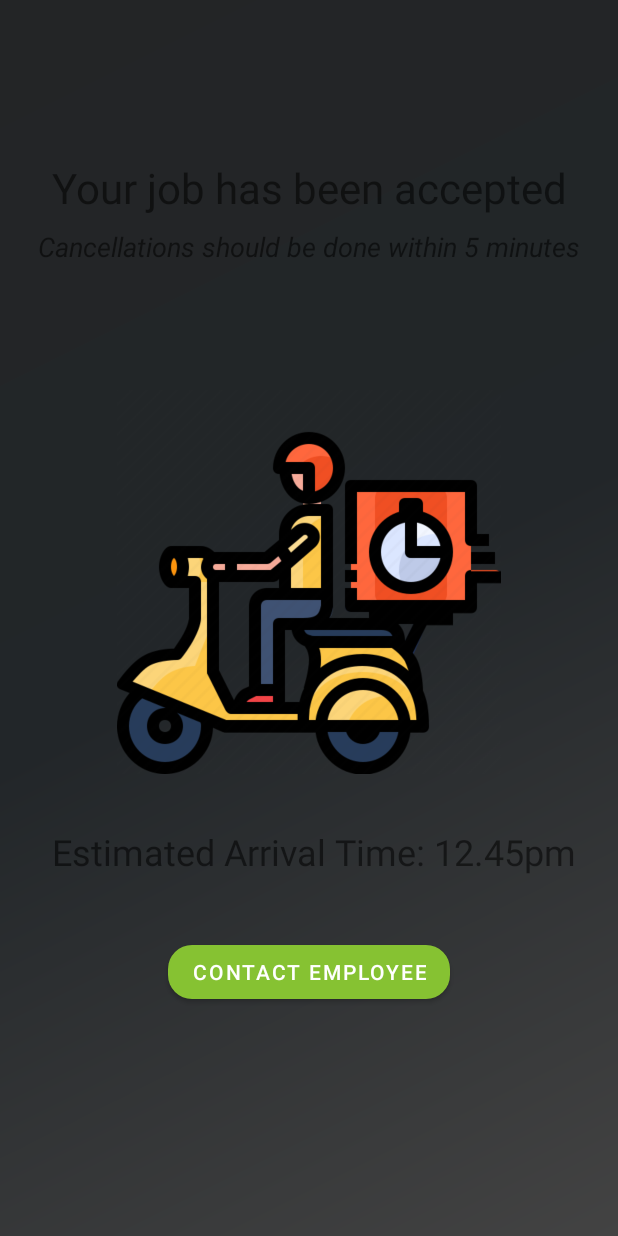
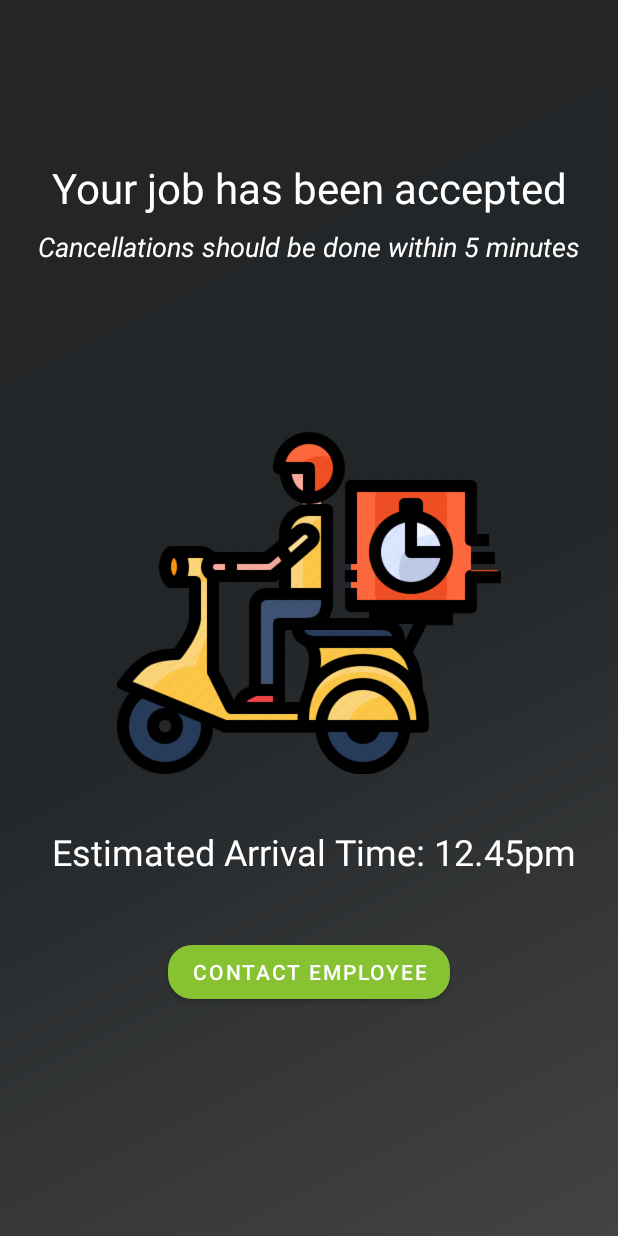
Before and after one commit to Dinith727/Project_Skyline, an Android app: the JobAccepted screen opened directly, with no data from a screen before it, on a phone screen of 412 x 824 dp. Run offline under Robolectric (Android 15) with nearby library versions, the phone set to English and light mode, and no system bars.

Commit message:
Puranjana 28/9/21 2

```diff
--- a/app/src/main/AndroidManifest.xml
+++ b/app/src/main/AndroidManifest.xml
@@ -10,6 +10,7 @@
         android:supportsRtl="true"
         android:theme="@style/Theme.Taskit">
         <activity android:name=".Carpentry"></activity>
+        <activity android:name=".Electrician"></activity>
         <activity android:name=".AssignTask"></activity>
         <activity android:name=".EmpJob"></activity>
         <activity android:name=".JobAccepted"></activity>
--- a/app/src/main/java/com/example/task_it/Carpentry.java
+++ b/app/src/main/java/com/example/task_it/Carpentry.java
@@ -24,7 +24,8 @@ public class Carpentry extends AppCompatActivity {
     @Override
     protected void onCreate(Bundle savedInstanceState) {
         super.onCreate(savedInstanceState);
-        setContentView(R.layout.carpentry);
+        setContentView(R.layout.categorylist);
+
 
         rv = findViewById(R.id.carpList);
         database = FirebaseDatabase.getInstance().getReference("Employee");
@@ -35,7 +36,7 @@ public class Carpentry extends AppCompatActivity {
         carpAd = new com.example.task_it.carpAdapter(this, list);
         rv.setAdapter(carpAd);
 
-        database.addValueEventListener(new ValueEventListener() {
+        database.orderByChild("category").equalTo("carpentry").addValueEventListener(new ValueEventListener() {
             @Override
             public void onDataChange(@NonNull  DataSnapshot snapshot) {
                 for(DataSnapshot dataSnapshot : snapshot.getChildren()){
--- a/app/src/main/java/com/example/task_it/carpProfile.java
+++ b/app/src/main/java/com/example/task_it/carpProfile.java
@@ -33,6 +33,7 @@ public class carpProfile extends AppCompatActivity {
         status = findViewById(R.id.status_carp);
         fee = findViewById(R.id.fee_carp);
         jobs = findViewById(R.id.jobs_carp);
+
 
         DatabaseReference readRef = FirebaseDatabase.getInstance().getReference().child("Employee").child("emp1");
         readRef.addListenerForSingleValueEvent(new ValueEventListener() {
--- a/app/src/main/res/layout/carpenter_row.xml
+++ b/app/src/main/res/layout/carpenter_row.xml
@@ -4,14 +4,14 @@
     android:layout_width="match_parent"
     android:layout_height="wrap_content"
     android:layout_margin="16dp"
-    android:background="#599C9C9C"
+    android:background="#59818080"
     app:cardCornerRadius="8dp"
     app:cardElevation="8dp">
 
     <LinearLayout
         android:layout_width="match_parent"
         android:layout_height="match_parent"
-        android:background="#00FFFFFF"
+        android:background="#7C7C7C"
         android:orientation="vertical">
 
         <TextView
--- a/app/src/main/res/layout/categories.xml
+++ b/app/src/main/res/layout/categories.xml
@@ -81,6 +81,7 @@
             android:layout_marginTop="52dp"
             android:autoText="true"
             android:gravity="center"
+            android:onClick="showCarpentry"
             android:text="@string/btn_carpentry"
             android:textAllCaps="true"
             android:textAppearance="@style/TextAppearance.AppCompat.Large"
@@ -138,6 +139,7 @@
             android:layout_marginTop="356dp"
             android:autoText="true"
             android:gravity="center"
+            android:onClick="showElectrician"
             android:text="@string/btn_electric"
             android:textAllCaps="true"
             android:textAppearance="@style/TextAppearance.AppCompat.Large"
--- a/app/src/main/res/layout/empjob.xml
+++ b/app/src/main/res/layout/empjob.xml
@@ -12,6 +12,7 @@
         android:layout_height="wrap_content"
         android:layout_marginTop="204dp"
         android:text="has a job for you."
+        android:textColor="#FFFFFF"
         android:textSize="24sp"
         app:layout_constraintEnd_toEndOf="parent"
         app:layout_constraintHorizontal_bias="0.5"
@@ -24,6 +25,7 @@
         android:layout_height="wrap_content"
         android:layout_marginTop="144dp"
         android:text="Maharagama"
+        android:textColor="#FFFFFF"
         android:textSize="24sp"
         app:layout_constraintEnd_toEndOf="parent"
         app:layout_constraintHorizontal_bias="0.5"
@@ -36,6 +38,7 @@
         android:layout_height="wrap_content"
         android:layout_marginTop="107dp"
         android:text="Kavindu Rathnayake"
+        android:textColor="#FFFFFF"
         android:textSize="28sp"
         app:layout_constraintEnd_toEndOf="parent"
         app:layout_constraintHorizontal_bias="0.5"
@@ -47,6 +50,7 @@
         android:layout_width="wrap_content"
         android:layout_height="wrap_content"
         android:layout_marginTop="368dp"
+        android:textColor="#FFFFFF"
         android:textSize="26sp"
         android:textStyle="bold"
         app:layout_constraintEnd_toEndOf="parent"
--- a/app/src/main/res/layout/jobaccepted.xml
+++ b/app/src/main/res/layout/jobaccepted.xml
@@ -12,6 +12,7 @@
         android:layout_height="wrap_content"
         android:layout_marginBottom="240dp"
         android:text="Estimated Arrival Time: 12.45pm"
+        android:textColor="#FFFFFF"
         android:textSize="24sp"
         app:layout_constraintBottom_toBottomOf="parent"
         app:layout_constraintEnd_toEndOf="parent"
@@ -24,20 +25,8 @@
         android:layout_height="wrap_content"
         android:layout_marginTop="106dp"
         android:text="Your job has been accepted"
+        android:textColor="#FFFFFF"
         android:textSize="28sp"
-        app:layout_constraintEnd_toEndOf="parent"
-        app:layout_constraintHorizontal_bias="0.5"
-        app:layout_constraintStart_toStartOf="parent"
-        app:layout_constraintTop_toTopOf="parent" />
-
-    <TextView
-        android:id="@+id/textView2"
-        android:layout_width="wrap_content"
-        android:layout_height="wrap_content"
-        android:layout_marginTop="152dp"
-        android:text="Cancellations should be done within 5 minutes"
-        android:textSize="18sp"
-        android:textStyle="italic"
         app:layout_constraintEnd_toEndOf="parent"
         app:layout_constraintHorizontal_bias="0.5"
         app:layout_constraintStart_toStartOf="parent"
@@ -53,6 +42,20 @@
         app:layout_constraintStart_toStartOf="parent"
         app:srcCompat="@drawable/accpted" />
 
+    <TextView
+        android:id="@+id/textView2"
+        android:layout_width="wrap_content"
+        android:layout_height="wrap_content"
+        android:layout_marginTop="152dp"
+        android:text="Cancellations should be done within 5 minutes"
+        android:textColor="#FFFFFF"
+        android:textSize="18sp"
+        android:textStyle="italic"
+        app:layout_constraintEnd_toEndOf="parent"
+        app:layout_constraintHorizontal_bias="0.5"
+        app:layout_constraintStart_toStartOf="parent"
+        app:layout_constraintTop_toTopOf="parent" />
+
     <Button
         android:id="@+id/btn_contact"
         android:layout_width="wrap_content"
```
Also changed, not shown: app/src/main/java/com/example/task_it/Categories.java (+8 -12 lines), app/src/main/java/com/example/task_it/EmpPayment.java (+4 -4 lines), app/src/main/res/layout/categorylist.xml (renamed from app/src/main/res/layout/carpentry.xml), 7 other files.
